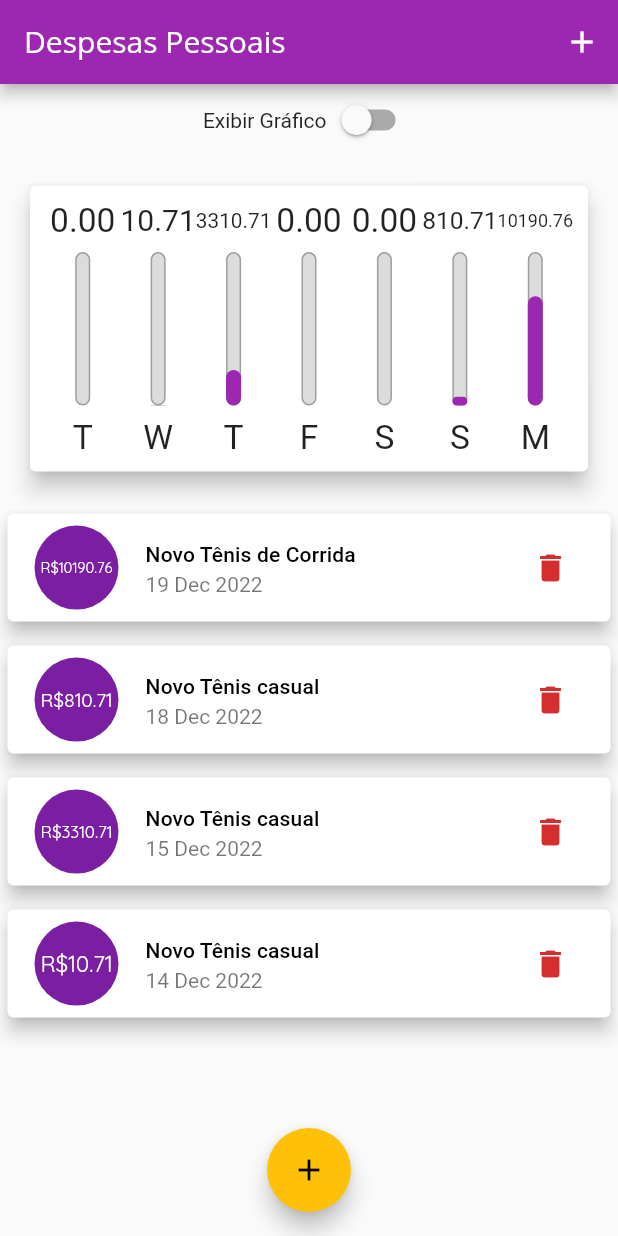
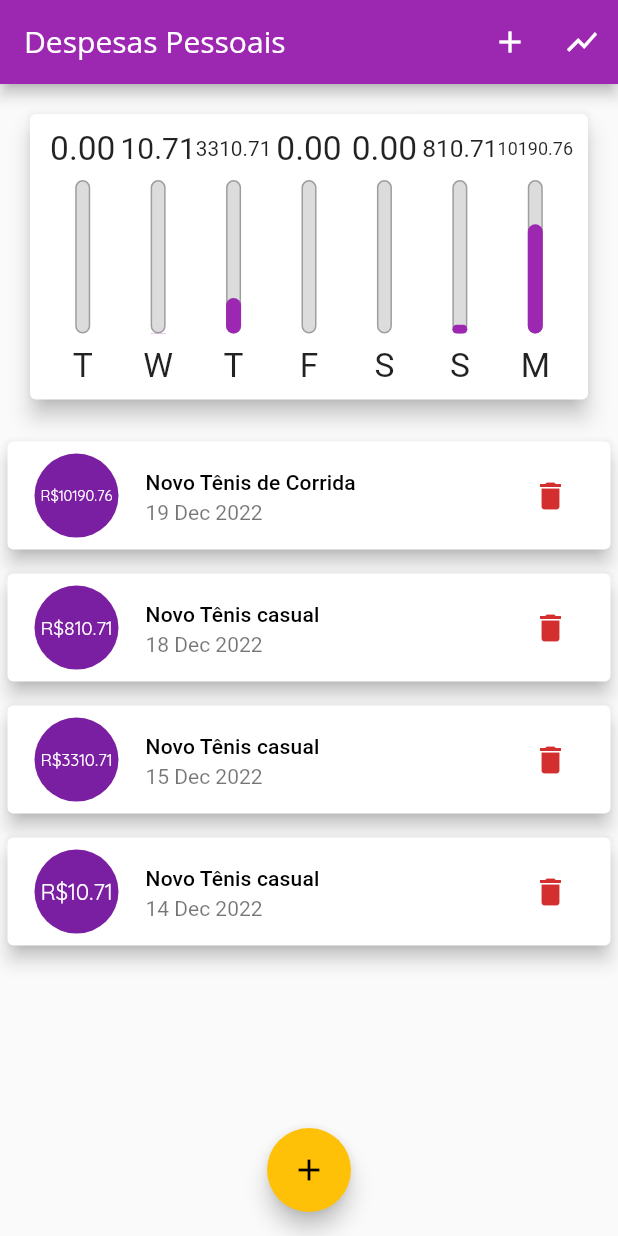
Before and after one commit to llucasmota/expenses-app, a Flutter app: the screen it shows after launch, on a phone screen of 412 x 824 dp. Run offline on Flutter 3.47's test engine with Material 2 defaults, Android fonts, the phone set to English and light mode, and no system bars.

Commit message:
feat(main): adicionando ícone dentro do app bar para realizar o switch entre lista e gráfico

```diff
--- a/lib/main.dart
+++ b/lib/main.dart
@@ -114,8 +114,17 @@ class _MyHomePageState extends State<MyHomePage> {
       ),
       actions: <Widget>[
         IconButton(
-            onPressed: () => _openTransactionFormModal(context),
-            icon: Icon(Icons.add))
+          onPressed: () => _openTransactionFormModal(context),
+          icon: Icon(Icons.add),
+        ),
+        IconButton(
+          icon: Icon(_showChart ? Icons.list : Icons.show_chart_outlined),
+          onPressed: () {
+            setState(() {
+              _showChart = !_showChart;
+            });
+          },
+        )
       ],
     );
 
@@ -123,45 +132,40 @@ class _MyHomePageState extends State<MyHomePage> {
         appBar.preferredSize.height -
         MediaQuery.of(context).padding.top;
 
+    final isLandscapeOrientation =
+        MediaQuery.of(context).orientation == Orientation.landscape;
+
     return Scaffold(
       appBar: appBar,
       body: SingleChildScrollView(
         child: Column(
             crossAxisAlignment: CrossAxisAlignment.stretch,
             children: <Widget>[
-              Row(
-                mainAxisAlignment: MainAxisAlignment.center,
-                children: <Widget>[
-                  Text('Exibir Gráfico'),
-                  Switch(
-                      value: _showChart,
-                      onChanged: (value) {
-                        setState(() {
-                          _showChart = value;
-                        });
-                      })
-                ],
-              ),
-              if (_showChart)
+              // if (isLandscapeOrientation)
+              //   Row(
+              //     mainAxisAlignment: MainAxisAlignment.center,
+              //     children: <Widget>[
+              //       Text('Exibir Gráfico'),
+              //       Switch(
+              //           value: _showChart,
+              //           onChanged: (value) {
+              //             setState(() {
+              //               _showChart = value;
+              //             });
+              //           })
+              //     ],
+              //   ),
+              if (_showChart || !isLandscapeOrientation)
                 Container(
-                  child: const Card(
-                    color: Colors.blue,
-                    elevation: 5,
-                    child: Padding(
-                      padding: EdgeInsets.all(10.0),
-                      child: Text('Gráfico'),
-                    ),
-                  ),
+                  height:
+                      availableHeight * (isLandscapeOrientation ? 0.7 : 0.3),
+                  child: Chart(_recentTransactions),
                 ),
               if (!_showChart)
                 Container(
-                  height: availableHeight * 0.30,
-                  child: Chart(_recentTransactions),
+                  height: availableHeight * 0.75,
+                  child: TransactionList(_transactions, _deleteTransaction),
                 ),
-              Container(
-                height: availableHeight * 0.75,
-                child: TransactionList(_transactions, _deleteTransaction),
-              ),
             ]),
       ),
       floatingActionButton: FloatingActionButton(
```
